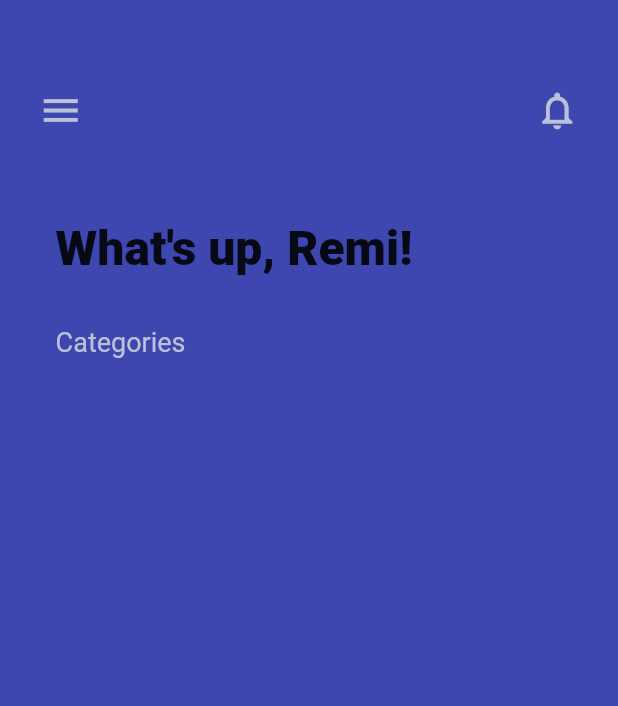
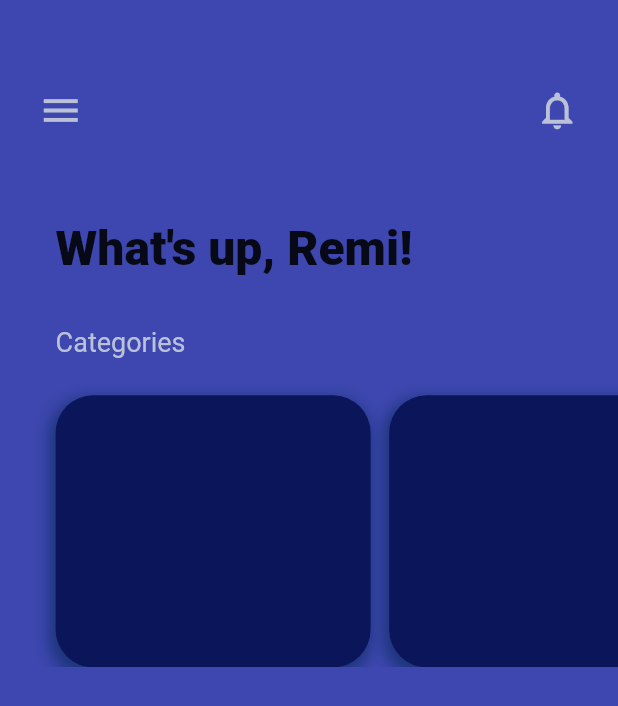
Before and after one commit to I-Scream-4-Icecream/todo_list, a Flutter app: the screen it shows after launch, on a phone screen of 412 x 824 dp. Shown: the top 706 px of the screen. Run offline on Flutter 3.47's test engine with Material 2 defaults, Android fonts, the phone set to English and light mode, and no system bars.

Commit message:
added horizontal list view to show the different categories and added CategoryCell

```diff
--- a/lib/pages/home.dart
+++ b/lib/pages/home.dart
@@ -1,4 +1,7 @@
 import 'package:flutter/material.dart';
+import 'dart:developer';
+
+import 'package:todo_list/shared/category_cell.dart';
 
 class Home extends StatelessWidget {
   final _scaffoldKey = GlobalKey<ScaffoldState>();
@@ -55,6 +58,7 @@ class Home extends StatelessWidget {
       ),
       body: SingleChildScrollView(
         child: Column(
+          mainAxisSize: MainAxisSize.min,
           crossAxisAlignment: CrossAxisAlignment.start,
           children: <Widget> [
             Padding(
@@ -93,6 +97,23 @@ class Home extends StatelessWidget {
                 'Categories',
                 style: TextStyle(fontSize: 18.0, color: Color(0xFFBBC2D8)),
               ),
+            ),
+            Padding(
+              padding: EdgeInsets.only(right: 0),
+              child: SizedBox(
+                height: screenHeight*0.25,
+                child: ListView(
+                  scrollDirection: Axis.horizontal,
+                  shrinkWrap: true,
+                  children: <Widget> [
+                    SizedBox(width: screenWidth*0.09),
+                    CategoryCell(screenHeight: screenHeight, screenWidth: screenWidth),
+                    CategoryCell(screenHeight: screenHeight, screenWidth: screenWidth),
+                    CategoryCell(screenHeight: screenHeight, screenWidth: screenWidth),
+                    SizedBox(width: screenWidth*0.06)
+                  ],
+                ),
+              ),
             )
           ]
         )
--- /dev/null
+++ b/lib/shared/category_cell.dart
@@ -0,0 +1,38 @@
+import 'package:flutter/material.dart';
+
+class CategoryCell extends StatelessWidget {
+  const CategoryCell({
+    Key? key,
+    required this.screenHeight,
+    required this.screenWidth,
+  }) : super(key: key);
+
+  final double screenHeight;
+  final double screenWidth;
+
+  @override
+  Widget build(BuildContext context) {
+    return Padding(
+      padding: EdgeInsets.only(top: screenHeight*0.03, right: screenWidth*0.03),
+      child: Container(
+        height: screenHeight*0.40,
+        decoration: BoxDecoration(
+          borderRadius: BorderRadius.all(Radius.circular(25)),
+          color: Color(0xFF0a155a),
+          boxShadow: [
+            BoxShadow(
+              color: Color(0xFF1c347b),
+              spreadRadius: 2,
+              blurRadius: 8,
+              offset: Offset(-2, 4), // changes position of shadow
+            ),
+          ],
+        ),
+        constraints: BoxConstraints(
+          minWidth: 160,
+          maxWidth: 210,
+        ),
+      ),
+    );
+  }
+}
```
